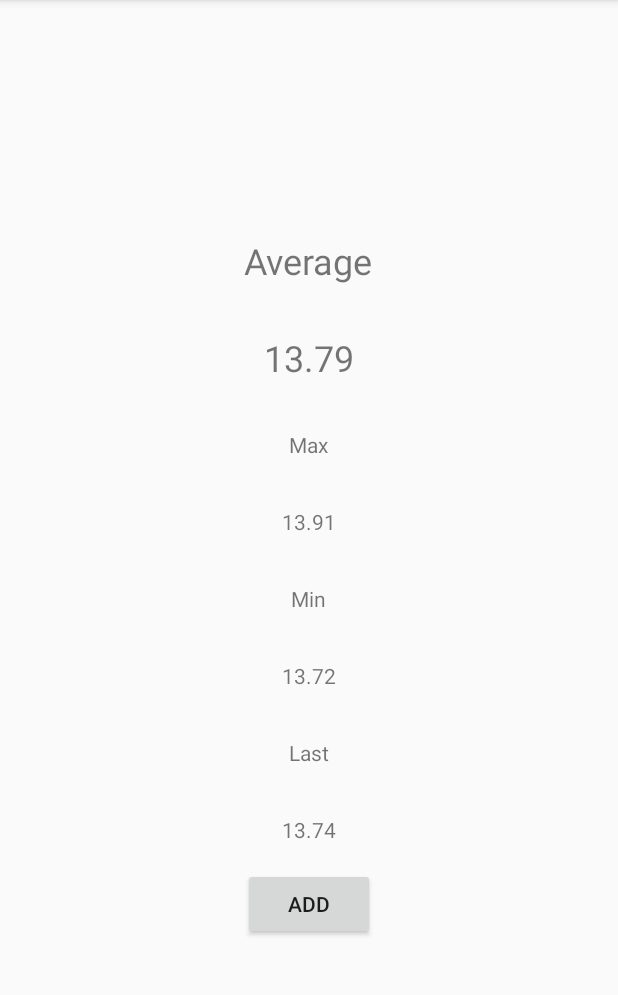
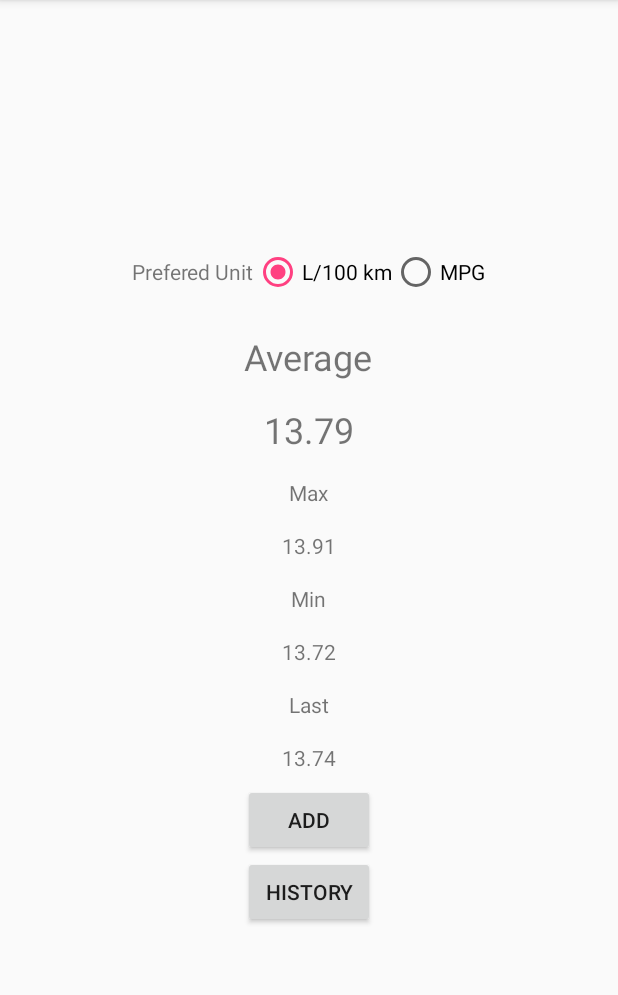
Before and after one commit to luonglearnstocode/GasolineConsumption, an Android app: the screen it shows after launch (MainActivity), on a phone screen of 412 x 824 dp, the part 84-1079 px from its top. Run offline under Robolectric (Android 15) with nearby library versions, the phone set to English and light mode, and no system bars.

Commit message:
add convert unit feature

```diff
--- a/app/src/main/java/com/example/android/gasolineconsumption/MainActivity.java
+++ b/app/src/main/java/com/example/android/gasolineconsumption/MainActivity.java
@@ -3,12 +3,26 @@ package com.example.android.gasolineconsumption;
 import android.support.v7.app.AppCompatActivity;
 import android.os.Bundle;
 import android.util.Log;
+import android.view.View;
+import android.widget.RadioButton;
 import android.widget.TextView;
 
 import java.util.ArrayList;
 
 public class MainActivity extends AppCompatActivity {
-
+    private String unit;
+    private double averageLkm;
+    private double maxLkm;
+    private double minLkm;
+    private double lastLkm;
+    private double averageMpg;
+    private double maxMpg;
+    private double minMpg;
+    private double lastMpg;
+    private double average;
+    private double max;
+    private double min;
+    private double last;
 
     @Override
     protected void onCreate(Bundle savedInstanceState) {
@@ -44,41 +58,98 @@ public class MainActivity extends AppCompatActivity {
             consumption.add((double) fuelAmount.get(i)/distances.get(i)*100);
         }
 
+        //result for L/100km unit
         double sum = 0;
-        double average = 0;
-        double max = 0;
-        double min = consumption.get(0);
-        double last = consumption.get(0);
+        averageLkm = 0;
+        maxLkm = 0;
+        minLkm = consumption.get(0);
+        lastLkm = consumption.get(0);
+
         //calculate the average of consumption, max and min
         for (double value : consumption) {
             sum += value;
-            average = sum/consumption.size();
-            if (value > max) {
-                max = value;
+            averageLkm = sum / consumption.size();
+            if (value > maxLkm) {
+                maxLkm = value;
             }
-            if (value < min) {
-                min = value;
+            if (value < minLkm) {
+                minLkm = value;
             }
-            last = value;
+            lastLkm = value;
+        }
+
+        //result for Mpg unit
+        averageMpg = 235.214 / averageLkm;
+        maxMpg = 235.214 / maxLkm;
+        minMpg = 235.214 / minLkm;
+        lastMpg = 235.214 / lastLkm;
+
+        unit = "lkm";
+
+        if (unit.equals("lkm")) {
+            average = averageLkm;
+            max = maxLkm;
+            min = minLkm;
+            last = lastLkm;
+        } else {
+            average = averageMpg;
+            max = maxMpg;
+            min = minMpg;
+            last = lastMpg;
+        }
+
+        translate();
+    }
+
+    public void translate() {
+        if (unit.equals("lkm")) {
+            average = averageLkm;
+            max = maxLkm;
+            min = minLkm;
+            last = lastLkm;
+        } else {
+            average = averageMpg;
+            max = maxMpg;
+            min = minMpg;
+            last = lastMpg;
         }
 
         //and text to textviews
-        average = Math.round(average*100.0)/100.0;//round up to 2 decimal numbers
+        average = Math.round(average * 100.0) / 100.0;//round up to 2 decimal numbers
         TextView average_text_view = (TextView) findViewById(R.id.average);
         average_text_view.setText(Double.toString(average));
 
-        max = Math.round(max*100.0)/100.0;
+        max = Math.round(max * 100.0) / 100.0;
         TextView max_text_view = (TextView) findViewById(R.id.max);
         max_text_view.setText(Double.toString(max));
 
-        min = Math.round(min*100.0)/100.0;
+        min = Math.round(min * 100.0) / 100.0;
         TextView min_text_view = (TextView) findViewById(R.id.min);
         min_text_view.setText(Double.toString(min));
 
-        last = Math.round(last*100.0)/100.0;
+        last = Math.round(last * 100.0) / 100.0;
         TextView last_text_view = (TextView) findViewById(R.id.last);
         last_text_view.setText(Double.toString(last));
-
     }
 
+
+    public void onRadioButtonClicked(View view) {
+        // Is the button now checked?
+        boolean checked = ((RadioButton) view).isChecked();
+
+        // Check which radio button was clicked
+        switch (view.getId()) {
+            case R.id.radio_l100km:
+                if (checked) {
+                    unit = "lkm";
+                }
+                break;
+            case R.id.radio_mpg:
+                if (checked) {
+                    unit = "mpg";
+                }
+                break;
+        }
+        translate();
+    }
 }
--- a/app/src/main/res/layout/activity_main.xml
+++ b/app/src/main/res/layout/activity_main.xml
@@ -11,58 +11,85 @@
     android:paddingTop="@dimen/activity_vertical_margin"
     tools:context="com.example.android.androidproject.MainActivity">
 
+    <RadioGroup
+        android:layout_width="match_parent"
+        android:layout_height="wrap_content"
+        android:gravity="center_horizontal"
+        android:orientation="horizontal"
+        android:padding="16dp">
+
+        <TextView
+            android:layout_width="wrap_content"
+            android:layout_height="wrap_content"
+            android:text="Prefered Unit" />
+
+        <RadioButton
+            android:id="@+id/radio_l100km"
+            android:layout_width="wrap_content"
+            android:layout_height="wrap_content"
+            android:checked="true"
+            android:onClick="onRadioButtonClicked"
+            android:text="L/100 km" />
+
+        <RadioButton
+            android:id="@+id/radio_mpg"
+            android:layout_width="wrap_content"
+            android:layout_height="wrap_content"
+            android:onClick="onRadioButtonClicked"
+            android:text="MPG" />
+    </RadioGroup>
     <TextView
-        android:textSize="24sp"
         android:layout_width="wrap_content"
         android:layout_height="wrap_content"
-        android:padding="16dp"
-        android:text="Average" />
+        android:padding="8dp"
+        android:text="Average"
+        android:textSize="24sp" />
 
     <TextView
-        android:textSize="24sp"
+        android:id="@+id/average"
         android:layout_width="wrap_content"
         android:layout_height="wrap_content"
-        android:id="@+id/average"
-        android:padding="16dp"
+        android:padding="8dp"
+        android:text=""
+        android:textSize="24sp" />
+
+    <TextView
+        android:layout_width="wrap_content"
+        android:layout_height="wrap_content"
+        android:padding="8dp"
+        android:text="Max" />
+
+    <TextView
+        android:id="@+id/max"
+        android:layout_width="wrap_content"
+        android:layout_height="wrap_content"
+        android:padding="8dp"
         android:text="" />
 
     <TextView
-        android:padding="16dp"
         android:layout_width="wrap_content"
         android:layout_height="wrap_content"
-        android:text="Max" />
+        android:padding="8dp"
+        android:text="Min" />
 
     <TextView
-        android:padding="16dp"
+        android:id="@+id/min"
         android:layout_width="wrap_content"
         android:layout_height="wrap_content"
-        android:id="@+id/max"
+        android:padding="8dp"
         android:text="" />
 
     <TextView
-        android:padding="16dp"
         android:layout_width="wrap_content"
         android:layout_height="wrap_content"
-        android:text="Min" />
-
-    <TextView
-        android:padding="16dp"
-        android:layout_width="wrap_content"
-        android:layout_height="wrap_content"
-        android:id="@+id/min"
-        android:text="" />
-
-    <TextView
-        android:padding="16dp"
-        android:layout_width="wrap_content"
-        android:layout_height="wrap_content"
+        android:padding="8dp"
         android:text="Last" />
 
     <TextView
-        android:padding="16dp"
+        android:id="@+id/last"
         android:layout_width="wrap_content"
         android:layout_height="wrap_content"
-        android:id="@+id/last"
+        android:padding="8dp"
         android:text="" />
 
     <Button
@@ -70,4 +97,9 @@
         android:layout_height="wrap_content"
         android:text="add"/>
 
+    <Button
+        android:layout_width="wrap_content"
+        android:layout_height="wrap_content"
+        android:text="History" />
+
 </LinearLayout>
```
